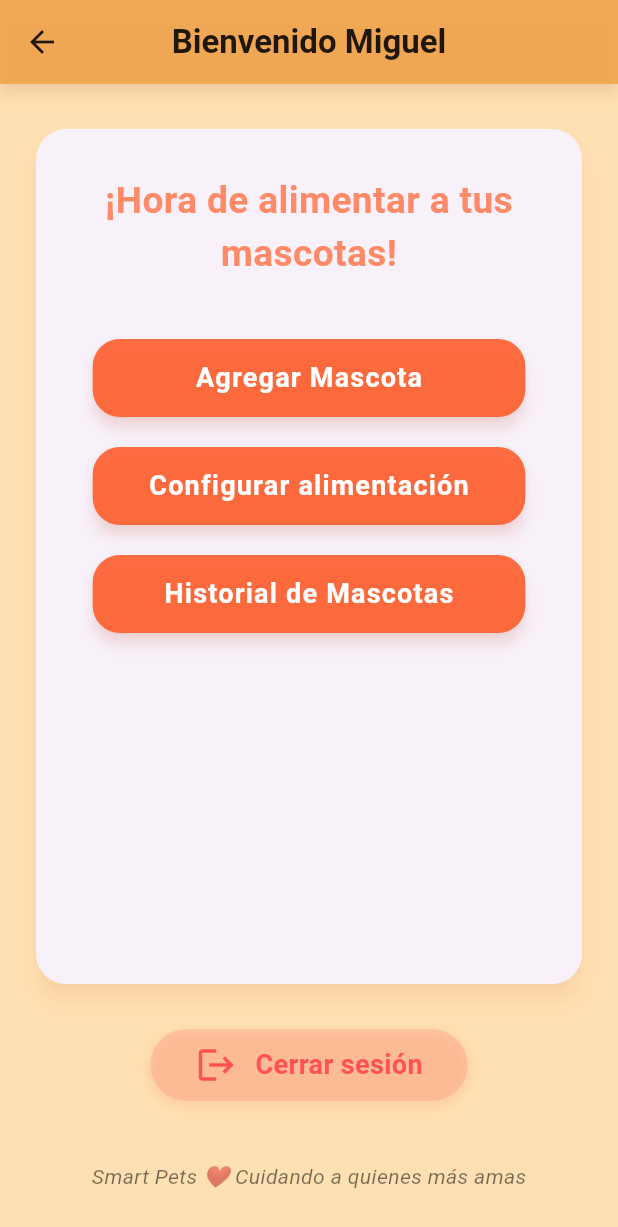
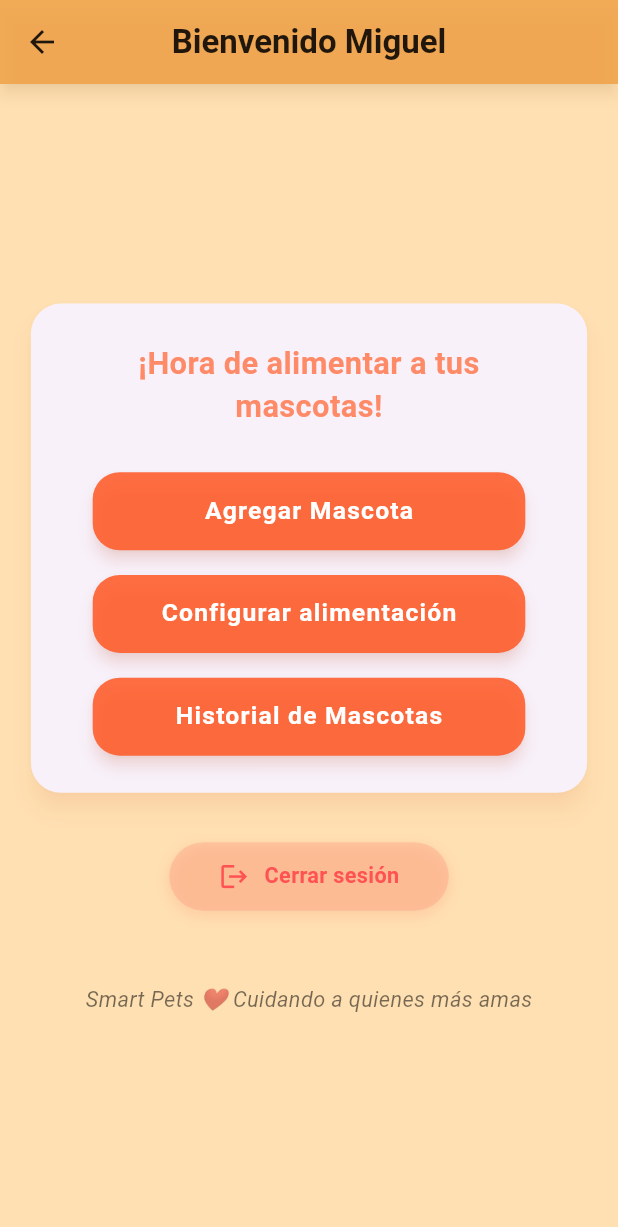
Before and after one commit to MiguelAngel0401/smart_pets, a Flutter app: the SessionScreen screen opened by its route, on a phone screen of 412 x 824 dp. Shown: the top 1227 px of the screen. Run offline on Flutter 3.47's test engine with Material 3 defaults, Android fonts, the phone set to English and light mode, and no system bars; our stand-ins replace firebase_core; accounts and stored records are empty; generated files the repository leaves out were written again; Roboto replaces fonts that are missing (Georgia).

Commit message:
Estilos responsivos

```diff
--- a/lib/main.dart
+++ b/lib/main.dart
@@ -13,13 +13,20 @@ import 'screen/add_pets.dart';
 import 'screen/home_screen.dart';
 import 'screen/schedule_screen.dart';
 
+Future<void> initializeFirebase() async {
+  try {
+    await Firebase.initializeApp(
+      options: kIsWeb ? DefaultFirebaseOptions.currentPlatform : null,
+    );
+    debugPrint("✅ Conexión a Firebase exitosa");
+  } catch (e) {
+    debugPrint("❌ Error al conectar con Firebase: $e");
+  }
+}
+
 void main() async {
   WidgetsFlutterBinding.ensureInitialized();
-
-  await Firebase.initializeApp(
-    options: kIsWeb ? DefaultFirebaseOptions.currentPlatform : null,
-  );
-
+  await initializeFirebase();
   runApp(const MyApp());
 }
 
--- a/lib/screen/session_Screen.dart
+++ b/lib/screen/session_Screen.dart
@@ -8,6 +8,23 @@ class SessionScreen extends StatelessWidget {
   @override
   Widget build(BuildContext context) {
     final double screenWidth = MediaQuery.of(context).size.width;
+    final double screenHeight = MediaQuery.of(context).size.height;
+
+    double clamp(double val, double min, double max) => val.clamp(min, max);
+
+    final double maxCardWidth = 500;
+
+    final double cardWidth =
+        screenWidth < maxCardWidth ? screenWidth * 0.9 : maxCardWidth;
+    final double fontSizeTitle = clamp(screenWidth * 0.05, 18, 28);
+    final double fontSizeButton = clamp(screenWidth * 0.04, 14, 20);
+    final double buttonWidth = clamp(screenWidth * 0.7, 220, 350);
+    final double verticalPadding = clamp(screenHeight * 0.02, 15, 40);
+
+    final double logoutIconSize = clamp(screenWidth * 0.05, 18, 28);
+    final double logoutFontSize = clamp(screenWidth * 0.035, 14, 20);
+    final double logoutHorizontalPadding = clamp(screenWidth * 0.08, 20, 40);
+    final double logoutVerticalPadding = clamp(screenHeight * 0.015, 8, 15);
 
     return Scaffold(
       backgroundColor: const Color(0xFFFFE0B2),
@@ -24,25 +41,29 @@ class SessionScreen extends StatelessWidget {
         backgroundColor: Colors.orangeAccent.withAlpha(217),
         elevation: 4,
         shadowColor: Colors.orange.shade200.withAlpha(102),
-
         iconTheme: const IconThemeData(color: Colors.black87),
       ),
-      body: Padding(
-        padding: const EdgeInsets.symmetric(horizontal: 24, vertical: 30),
+      body: Center(
+        child: Padding(
+          padding: EdgeInsets.symmetric(
+            vertical: verticalPadding,
+            horizontal: 16,
+          ),
           child: Column(
+            mainAxisSize: MainAxisSize.min,
             children: [
-            Expanded(
-              child: Card(
+              Card(
                 elevation: 6,
                 shadowColor: Colors.deepOrange.withAlpha(38),
                 shape: RoundedRectangleBorder(
                   borderRadius: BorderRadius.circular(20),
                 ),
                 margin: EdgeInsets.zero,
-                child: Padding(
-                  padding: const EdgeInsets.symmetric(
-                    vertical: 30,
-                    horizontal: 25,
+                child: Container(
+                  width: cardWidth,
+                  padding: EdgeInsets.symmetric(
+                    vertical: verticalPadding * 1.5,
+                    horizontal: cardWidth * 0.08,
                   ),
                   child: Column(
                     mainAxisSize: MainAxisSize.min,
@@ -50,14 +71,14 @@ class SessionScreen extends StatelessWidget {
                       Text(
                         '¡Hora de alimentar a tus mascotas!',
                         style: TextStyle(
-                          fontSize: screenWidth * 0.06,
+                          fontSize: fontSizeTitle,
                           fontWeight: FontWeight.bold,
                           color: Colors.deepOrange.shade400.withAlpha(204),
                           fontFamily: 'Georgia',
                         ),
                         textAlign: TextAlign.center,
                       ),
-                      const SizedBox(height: 40),
+                      SizedBox(height: verticalPadding * 1.8),
                       _responsiveButton(
                         context,
                         "Agregar Mascota",
@@ -67,8 +88,10 @@ class SessionScreen extends StatelessWidget {
                             builder: (context) => const AddPetScreen(),
                           ),
                         ),
+                        buttonWidth,
+                        fontSizeButton,
                       ),
-                      const SizedBox(height: 20),
+                      SizedBox(height: verticalPadding),
                       _responsiveButton(
                         context,
                         "Configurar alimentación",
@@ -78,25 +101,32 @@ class SessionScreen extends StatelessWidget {
                             builder: (context) => const ScheduleScreen(),
                           ),
                         ),
+                        buttonWidth,
+                        fontSizeButton,
                       ),
-                      const SizedBox(height: 20),
-                      _responsiveButton(context, "Historial de Mascotas", () {
+                      SizedBox(height: verticalPadding),
+                      _responsiveButton(
+                        context,
+                        "Historial de Mascotas",
+                        () {
                           // Acción para historial
-                      }),
+                        },
+                        buttonWidth,
+                        fontSizeButton,
+                      ),
                     ],
                   ),
                 ),
               ),
-            ),
-            const SizedBox(height: 30),
+              SizedBox(height: verticalPadding * 2),
               GestureDetector(
                 onTap: () {
                   Navigator.pushNamed(context, '/');
                 },
                 child: Container(
-                padding: const EdgeInsets.symmetric(
-                  vertical: 10,
-                  horizontal: 30,
+                  padding: EdgeInsets.symmetric(
+                    vertical: logoutVerticalPadding,
+                    horizontal: logoutHorizontalPadding,
                   ),
                   decoration: BoxDecoration(
                     color: Colors.red.withAlpha(38),
@@ -112,13 +142,17 @@ class SessionScreen extends StatelessWidget {
                   ),
                   child: Row(
                     mainAxisSize: MainAxisSize.min,
-                  children: const [
-                    Icon(Icons.logout, color: Colors.redAccent, size: 28),
-                    SizedBox(width: 12),
+                    children: [
+                      Icon(
+                        Icons.logout,
+                        color: Colors.redAccent,
+                        size: logoutIconSize,
+                      ),
+                      SizedBox(width: logoutHorizontalPadding * 0.3),
                       Text(
                         'Cerrar sesión',
                         style: TextStyle(
-                        fontSize: 18,
+                          fontSize: logoutFontSize,
                           fontWeight: FontWeight.bold,
                           color: Colors.redAccent,
                         ),
@@ -127,18 +161,19 @@ class SessionScreen extends StatelessWidget {
                   ),
                 ),
               ),
-            const SizedBox(height: 40),
-            const Center(
+              SizedBox(height: verticalPadding * 3),
+              Center(
                 child: Text(
                   'Smart Pets ❤️ Cuidando a quienes más amas',
                   style: TextStyle(
-                  fontSize: 14,
+                    fontSize: clamp(screenWidth * 0.035, 12, 18),
                     fontStyle: FontStyle.italic,
                     color: Colors.black54,
                   ),
                 ),
               ),
             ],
+          ),
         ),
       ),
     );
@@ -148,22 +183,22 @@ class SessionScreen extends StatelessWidget {
     BuildContext context,
     String text,
     VoidCallback onPressed,
+    double width,
+    double fontSize,
   ) {
-    final double screenWidth = MediaQuery.of(context).size.width;
-
     return ElevatedButton(
       onPressed: onPressed,
       style: ElevatedButton.styleFrom(
         backgroundColor: Colors.deepOrange.withAlpha(217),
-        minimumSize: Size(screenWidth * 0.7, 52),
+        minimumSize: Size(width, 52),
         shape: RoundedRectangleBorder(borderRadius: BorderRadius.circular(18)),
         elevation: 4,
         shadowColor: Colors.deepOrangeAccent.withAlpha(77),
       ),
       child: Text(
         text,
-        style: const TextStyle(
-          fontSize: 18,
+        style: TextStyle(
+          fontSize: fontSize,
           fontWeight: FontWeight.w600,
           color: Colors.white,
           letterSpacing: 0.8,
```
Lines whose indentation alone changed are shown as unchanged.
